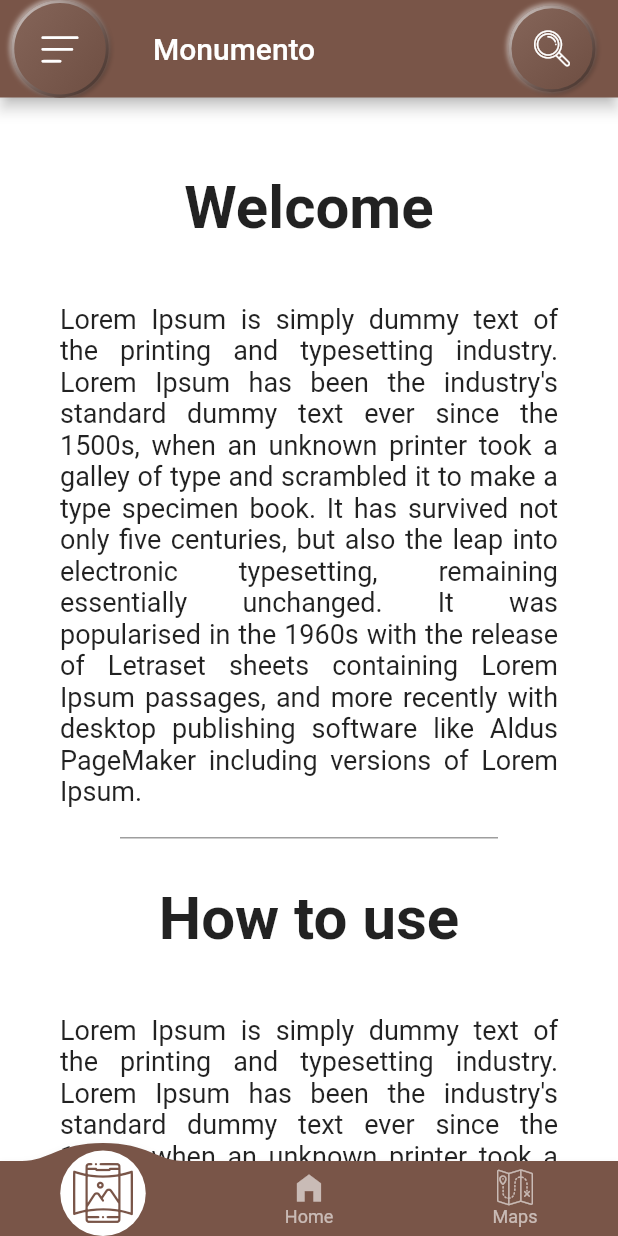
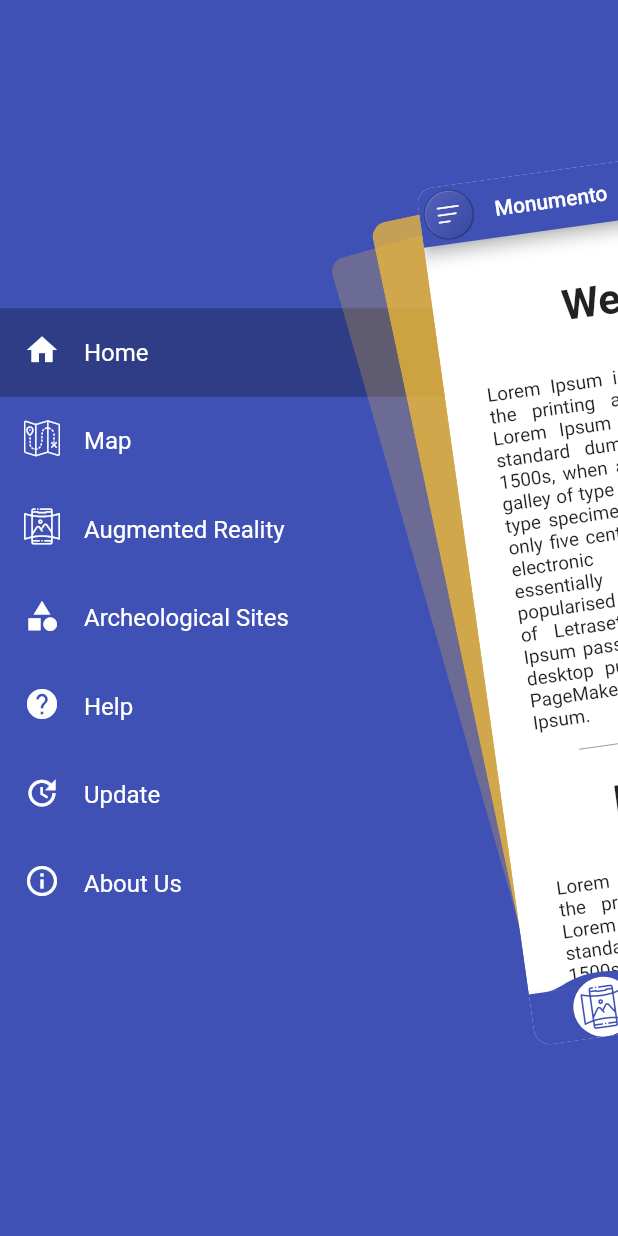
Before and after one commit to sami-rajichi/PFE-2K22---ATHAR, a Flutter app: the screen it shows after launch, after a tap on an icon or button, on a phone screen of 412 x 824 dp. Run offline on Flutter 3.47's test engine with Material 2 defaults, Android fonts, the phone set to English and light mode, and no system bars; drawn by our look-alikes of convex_bottom_bar, flutter_neumorphic, flutter_zoom_drawer; our stand-ins replace google_fonts, liquid_swipe, smooth_page_indicator; missing offline and left inert: syncfusion_flutter_maps.

Commit message:
adding a zoomer_drawer menu page

```diff
--- /dev/null
+++ b/lib/components/menu/menu_page.dart
@@ -0,0 +1,64 @@
+import 'package:flutter/material.dart';
+import 'package:monumento/d_b_icons_icons.dart';
+import 'package:monumento/models/menu_item.dart';
+
+class MenuItems {
+  static const home = MenuItem('Home', Icons.home);
+  static const map = MenuItem('Map', DBIcons.map);
+  static const ar = MenuItem('Augmented Reality', DBIcons.augmented_reality);
+  static const category = MenuItem('Archeological Sites', Icons.category);
+  static const help = MenuItem('Help', Icons.help);
+  static const update = MenuItem('Update', Icons.update);
+  static const aboutUs = MenuItem('About Us', Icons.info_outlined);
+
+  static const all = <MenuItem>[
+    home,
+    map,
+    ar,
+    category,
+    help,
+    update,
+    aboutUs
+  ];
+}
+
+class MenuPage extends StatelessWidget {
+
+  final MenuItem? currentItem;
+  final ValueChanged<MenuItem>? onSelectedItem;
+
+  const MenuPage({ Key? key, this.currentItem, this.onSelectedItem }) : super(key: key);
+
+  @override
+  Widget build(BuildContext context) {
+    return Theme(
+      data: ThemeData.dark(),
+      child: Scaffold(
+        backgroundColor: Colors.indigo,
+        body: SafeArea(
+          child: Column(
+            crossAxisAlignment: CrossAxisAlignment.start,
+            children: [
+              Spacer(),
+              ...MenuItems.all.map(buildItem).toList(),
+              Spacer(flex: 1,)
+            ],
+          )
+        ),
+      ),
+    );
+  }
+
+  buildItem(MenuItem e) => ListTileTheme(
+    selectedColor: Colors.white,
+    child: ListTile(
+      selected: currentItem == e,
+      selectedTileColor: Colors.black26,
+      minVerticalPadding: 20,
+      minLeadingWidth: 20,
+      leading: Icon(e.icon),
+      title: Text(e.text),
+      onTap: () => onSelectedItem!(e),
+    ),
+  );
+}
--- a/lib/home.dart
+++ b/lib/home.dart
@@ -3,6 +3,7 @@ import 'package:flutter/material.dart';
 import 'package:flutter_neumorphic/flutter_neumorphic.dart';
 import 'package:monumento/d_b_icons_icons.dart';
 import 'package:monumento/shared/components/bottomBar.dart';
+import 'package:monumento/shared/components/menu_widget.dart';
 import 'package:monumento/shared/components/neumorphism.dart';
 
 class Home extends StatelessWidget {
@@ -11,28 +12,21 @@ class Home extends StatelessWidget {
   Widget build(BuildContext context) {
     return Scaffold(
       appBar: AppBar(
-        leading: neumorphicButton(
-          child: Icon(DBIcons.menu, size: 28,),
-          prColor: Colors.brown.shade500,
-          sdColor: Colors.brown.shade600),
-        title: Padding(
-          padding: const EdgeInsets.only(left: 6),
-          child: Text(
-            'Monumento'
-          ),
+        leading: MenuWidget(),
+        title: Text(
+          'Monumento'
         ),
-        toolbarHeight: 65,
-        leadingWidth: 80,
+        // toolbarHeight: 65,
         actions: [
           Padding(
-            padding: const EdgeInsets.symmetric(horizontal: 15.0),
+            padding: const EdgeInsets.symmetric(horizontal: 8.0),
             child: neumorphicButton(
           child: Icon(DBIcons.search,),
-          prColor: Colors.brown.shade500,
-          sdColor: Colors.brown.shade600),
+          prColor: Colors.indigo.shade500,
+          sdColor: Colors.indigo.shade800),
           )
         ],
-        backgroundColor: Colors.brown[500],
+        backgroundColor: Colors.indigo[500],
       ),
       body: SingleChildScrollView(
         child: Padding(
@@ -102,7 +96,7 @@ class Home extends StatelessWidget {
       ),
       backgroundColor: Colors.white,
       bottomNavigationBar: ConvexBottomBar(
-        backgroundColor: Colors.brown[500]
+        backgroundColor: Colors.indigo[500]
       )
     );
   }
--- a/lib/main.dart
+++ b/lib/main.dart
@@ -1,7 +1,9 @@
 import 'package:flutter/material.dart';
+import 'package:monumento/components/categories/buildCategoryPage.dart';
 import 'package:monumento/components/categories/categories_home.dart';
 import 'package:monumento/home.dart';
 import 'package:monumento/shared/components/liquid_swipe_navigator.dart';
+import 'package:monumento/shared/components/navigation_drawer.dart';
 
 void main() {
   runApp(MyApp());
@@ -13,7 +15,7 @@ class MyApp extends StatelessWidget {
   Widget build(BuildContext context) {
     return MaterialApp(
       debugShowCheckedModeBanner: false,
-      home: Home(),
+      home: NavigationDrawer(),
     );
   }
 }
--- /dev/null
+++ b/lib/models/menu_item.dart
@@ -0,0 +1,8 @@
+import 'package:flutter/cupertino.dart';
+
+class MenuItem {
+  final String text;
+  final IconData icon;
+
+  const MenuItem(this.text, this.icon);
+}
--- a/lib/shared/components/liquid_swipe_navigator.dart
+++ b/lib/shared/components/liquid_swipe_navigator.dart
@@ -1,12 +1,14 @@
-import 'dart:html';
-
+// import 'dart:html';
 import 'package:flutter/material.dart';
 import 'package:flutter_neumorphic/flutter_neumorphic.dart';
+import 'package:flutter_zoom_drawer/flutter_zoom_drawer.dart';
 import 'package:liquid_swipe/liquid_swipe.dart';
 import 'package:monumento/components/categories/buildCategoryPage.dart';
 import 'package:monumento/constants/colors.dart';
 import 'package:monumento/constants/monuments_description.dart';
+import 'package:monumento/d_b_icons_icons.dart';
 import 'package:monumento/shared/components/concaveCard.dart';
+import 'package:monumento/shared/components/menu_widget.dart';
 import 'package:monumento/shared/components/neumorphism.dart';
 import 'package:smooth_page_indicator/smooth_page_indicator.dart';
 
@@ -24,6 +26,22 @@ class _LiquidSwipeNavigatorState extends State<LiquidSwipeNavigator> {
   @override
   Widget build(BuildContext context) {
     return Scaffold(
+      extendBodyBehindAppBar: true,
+      appBar: AppBar(
+        leadingWidth: 18,
+        backgroundColor: Colors.transparent,
+        elevation: 0,
+        leading: Container(
+          margin: EdgeInsets.only(left: 2),
+          child: IconButton(
+            onPressed: (() {
+              ZoomDrawer.of(context)!.toggle();
+            }),
+            icon: Icon(Icons.arrow_back),
+            iconSize: 20,
+            color: Colors.black,),
+        ),
+      ),
       body: Stack(
         children: [
           LiquidSwipe(
--- /dev/null
+++ b/lib/shared/components/menu_widget.dart
@@ -0,0 +1,21 @@
+import 'package:flutter/material.dart';
+import 'package:flutter_zoom_drawer/flutter_zoom_drawer.dart';
+import 'package:monumento/d_b_icons_icons.dart';
+import 'package:monumento/shared/components/neumorphism.dart';
+
+class MenuWidget extends StatelessWidget {
+  const MenuWidget({ Key? key }) : super(key: key);
+
+  @override
+  Widget build(BuildContext context) => CircleAvatar(
+          radius: 30,
+          foregroundColor: Colors.white,
+          backgroundColor: Colors.transparent,
+          child: neumorphicButton(
+            child: GestureDetector(
+              onTap: () => ZoomDrawer.of(context)!.toggle(),
+              child: Icon(DBIcons.menu, size: 24,)),
+            prColor: Colors.indigo[500],
+            sdColor: Colors.indigo[800]),
+        );
+}
--- /dev/null
+++ b/lib/shared/components/navigation_drawer.dart
@@ -0,0 +1,64 @@
+import 'package:flutter/material.dart';
+import 'package:flutter_zoom_drawer/flutter_zoom_drawer.dart';
+import 'package:monumento/components/menu/menu_page.dart';
+import 'package:monumento/home.dart';
+import 'package:monumento/models/menu_item.dart';
+import 'package:monumento/shared/components/liquid_swipe_navigator.dart';
+
+class NavigationDrawer extends StatefulWidget {
+  const NavigationDrawer({Key? key}) : super(key: key);
+
+  @override
+  State<NavigationDrawer> createState() => _NavigationDrawerState();
+}
+
+class _NavigationDrawerState extends State<NavigationDrawer> {
+  MenuItem currentItem = MenuItems.home;
+  @override
+  Widget build(BuildContext context) {
+    return ZoomDrawer(
+        slideWidth: MediaQuery.of(context).size.width * 0.77,
+        angle: -8,
+        showShadow: true,
+        backgroundColor: Color.fromRGBO(251, 192, 45, 1),
+        style: DrawerStyle.Style1,
+        menuScreen: Builder(
+          builder: (context) => MenuPage(
+            currentItem: currentItem,
+            onSelectedItem: (item) {
+              setState(() {
+                currentItem = item;
+                ZoomDrawer.of(context)!.close();
+              });
+            },
+          ),
+        ),
+        mainScreen: getItem());
+  }
+
+  getItem() {
+    switch (currentItem) {
+      case MenuItems.home:
+        return Home();
+        break;
+      case MenuItems.map:
+        return Home();
+        break;
+      case MenuItems.ar:
+        return Home();
+        break;
+      case MenuItems.category:
+        return LiquidSwipeNavigator();
+        break;
+      case MenuItems.help:
+        return Home();
+        break;
+      case MenuItems.update:
+        return Home();
+        break;
+      case MenuItems.aboutUs:
+        return Home();
+        break;
+    }
+  }
+}
--- a/lib/shared/components/neumorphism.dart
+++ b/lib/shared/components/neumorphism.dart
@@ -5,8 +5,8 @@ Widget neumorphicButton({
   required Color? prColor,
   required Color? sdColor,
   required Widget? child,
-  EdgeInsets padding = const EdgeInsets.all(15),
-  double depth = 2,
+  EdgeInsets padding = const EdgeInsets.all(10),
+  double depth = 0,
   NeumorphicBoxShape boxShape = const NeumorphicBoxShape.circle(),
 }) =>
     Container(
@@ -26,7 +26,7 @@ Widget neumorphicButton({
           onPressed: () {},
           style: NeumorphicStyle(
             color: prColor,
-            depth: 10,
+            depth: 0.5,
             intensity: 0.8,
             shape: NeumorphicShape.convex,
             boxShape: boxShape,
--- a/pubspec.yaml
+++ b/pubspec.yaml
@@ -40,6 +40,7 @@ dependencies:
   liquid_swipe: ^2.1.1
   google_fonts: ^2.3.1
   smooth_page_indicator: ^1.0.0+2
+  flutter_zoom_drawer: ^2.3.1+1
 
 dev_dependencies:
   flutter_test:
```
Also changed, not shown: pubspec.lock.
